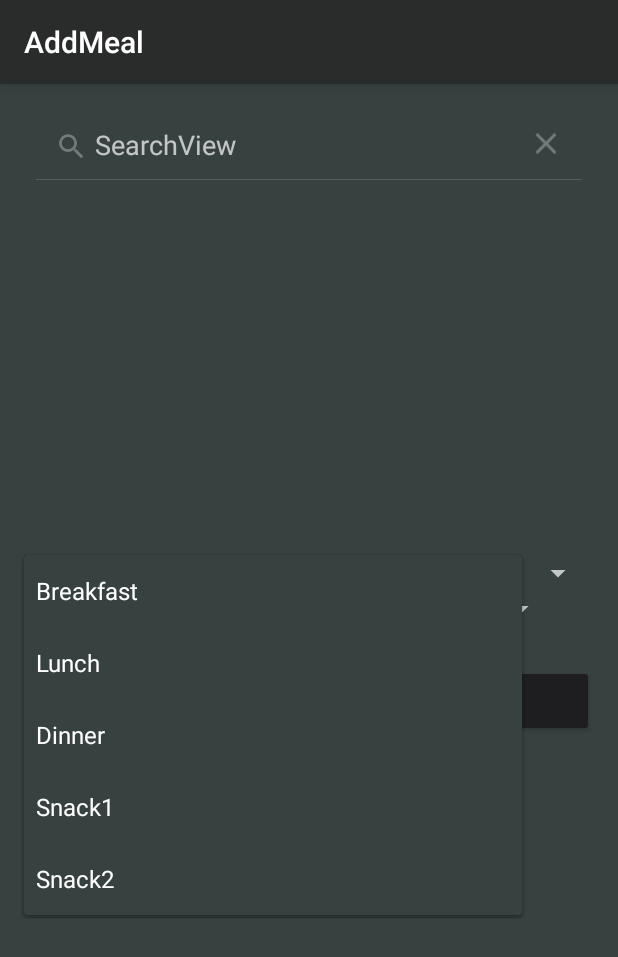
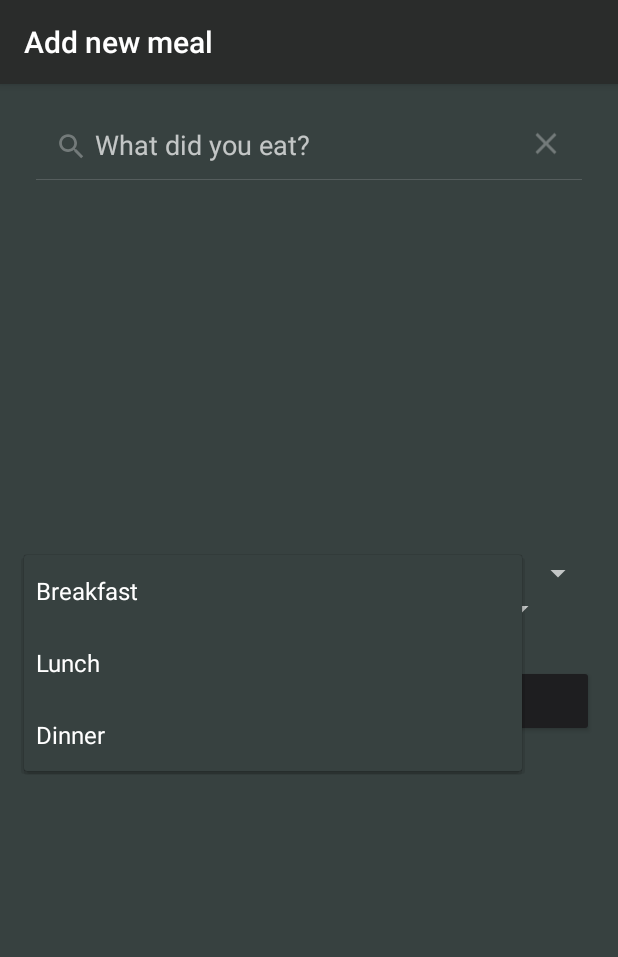
Before and after one commit to thevladeffect/fed, an Android app: the screen it shows after launch (AddMeal before the commit, AddMealActivity after it), after a tap on "Breakfast", on a phone screen of 412 x 824 dp. Shown: the top 957 px of the screen. Run offline under Robolectric (Android 15) with nearby library versions, the phone set to English and light mode, and no system bars; libraries missing offline, so code that uses them is left out: com.parse; 1 other tap on this screen came first.

Commit message:
Fixed issues, added comments, tied activities together

```diff
--- a/app/src/main/java/io/fed/mobile/fedio/AddMeal.java
+++ /dev/null
@@ -1,82 +0,0 @@
-package io.fed.mobile.fedio;
-
-
-import android.app.SearchManager;
-import android.content.Intent;
-import android.os.Bundle;
-import android.app.Activity;
-import android.view.Menu;
-import android.view.View;
-import android.app.ActionBar;
-import android.widget.AdapterView;
-import android.widget.SearchView.OnQueryTextListener;
-import android.widget.SearchView;
-import android.widget.Toast;
-
-import com.parse.ParseObject;
-import com.parse.ParseUser;
-
-public class AddMeal extends Activity {
-
-    private int id=0;
-    SearchView search;
-
-    @Override
-    protected void onCreate(Bundle savedInstanceState) {
-        super.onCreate(savedInstanceState);
-        setContentView(R.layout.activity_add_meal);
-
-        search=(SearchView) findViewById(R.id.searchView1);
-        search.setQueryHint("SearchView");
-
-        //*** setOnQueryTextFocusChangeListener ***
-        search.setOnQueryTextFocusChangeListener(new View.OnFocusChangeListener() {
-
-            @Override
-            public void onFocusChange(View v, boolean hasFocus) {
-                // TODO Auto-generated method stub
-
-                Toast.makeText(getBaseContext(), String.valueOf(hasFocus),
-                        Toast.LENGTH_SHORT).show();
-            }
-        });
-
-        //*** setOnQueryTextListener ***
-        search.setOnQueryTextListener(new OnQueryTextListener() {
-
-            @Override
-            public boolean onQueryTextSubmit(String query) {
-                // TODO Auto-generated method stub
-
-                Toast.makeText(getBaseContext(), query,
-                        Toast.LENGTH_SHORT).show();
-
-                return false;
-            }
-
-            @Override
-            public boolean onQueryTextChange(String newText) {
-                // TODO Auto-generated method stub
-
-                Toast.makeText(getBaseContext(), newText, Toast.LENGTH_SHORT).show();
-                return false;
-            }
-        });
-    }
-
-
-
-    public void buttonOnClick(View v){
-        // adding data to custom parse table
-        //ParseObject userData = new ParseObject("UserData");
-       // userData.put("itemId",id);
-       // userData.put("itemName", );
-       // userData.put("createdBy", ParseUser.getCurrentUser().getUsername());
-        //id++;
-       // userData.saveInBackground();     // adding data to custom parse table
-
-    }
-
-
-
-}
--- /dev/null
+++ b/app/src/main/java/io/fed/mobile/fedio/AddMealActivity.java
@@ -0,0 +1,82 @@
+package io.fed.mobile.fedio;
+
+
+import android.app.SearchManager;
+import android.content.Intent;
+import android.os.Bundle;
+import android.app.Activity;
+import android.view.Menu;
+import android.view.View;
+import android.app.ActionBar;
+import android.widget.AdapterView;
+import android.widget.SearchView.OnQueryTextListener;
+import android.widget.SearchView;
+import android.widget.Toast;
+
+import com.parse.ParseObject;
+import com.parse.ParseUser;
+
+public class AddMealActivity extends Activity {
+
+    SearchView search;
+
+    @Override
+    protected void onCreate(Bundle savedInstanceState) {
+
+        super.onCreate(savedInstanceState);
+        setContentView(R.layout.activity_add_meal);
+
+        search = (SearchView) findViewById(R.id.searchView1);
+
+        search.setQueryHint("What did you eat?");
+
+//        search.setOnQueryTextFocusChangeListener(new View.OnFocusChangeListener() {
+//
+//            @Override
+//            public void onFocusChange(View v, boolean hasFocus) {
+//            // TODO --- nothing at this time
+////             Toast.makeText(getBaseContext(), String.valueOf(hasFocus),
+////             Toast.LENGTH_SHORT).show();
+//            }
+//        });
+
+        search.setOnQueryTextListener(new OnQueryTextListener() {
+
+            @Override
+            public boolean onQueryTextSubmit(String query) {
+                // TODO --- update results list with Entry ArrayList -> Food.getResults(query)
+
+
+
+//                Toast.makeText(getBaseContext(), query,
+//                        Toast.LENGTH_SHORT).show();
+                return false;
+            }
+
+            @Override
+            public boolean onQueryTextChange(String newText) {
+                // TODO --- nothing at this time
+//                Toast.makeText(getBaseContext(), newText, Toast.LENGTH_SHORT).show();
+                return false;
+            }
+        });
+    }
+
+
+
+    public void buttonOnClick(View v){
+
+        // TODO --- itemId cannot be class field, it needs to be unique across the COMPLETE data set: ex. md5 function on ( itemName + new Date() )
+
+        // adding data to custom parse table
+        // ParseObject userData = new ParseObject("UserData");
+        // userData.put("itemId", );
+        // userData.put("itemName", );
+        // userData.put("createdBy", ParseUser.getCurrentUser().getUsername());
+        // userData.saveInBackground();     // asynchronous adding of data to Parse UserData table
+
+    }
+
+
+
+}
--- a/app/src/main/java/io/fed/mobile/fedio/Food.java
+++ b/app/src/main/java/io/fed/mobile/fedio/Food.java
@@ -8,10 +8,7 @@ import java.util.ArrayList;
 public class Food {
 
     // will return a list of foods matching the @keyword parameter
-    public static ArrayList<String> getResults(String keyword){
-        // format of returned entries in the array list:
-        // NAME_OF_ENTRY***NO_OF_CALORIES_FOR_ONE_DOSE***QUANTITY_IN_ONE_DOSE
-        // string formatting will be done during use
+    public static ArrayList<Entry> getResults(String keyword){
         return null;
     }
 
--- a/app/src/main/res/layout/activity_add_meal.xml
+++ b/app/src/main/res/layout/activity_add_meal.xml
@@ -5,7 +5,7 @@
     android:paddingRight="@dimen/activity_horizontal_margin"
     android:paddingTop="@dimen/activity_vertical_margin"
     android:paddingBottom="@dimen/activity_vertical_margin"
-    tools:context="io.fed.mobile.fedio.AddMeal">
+    tools:context="io.fed.mobile.fedio.AddMealActivity">
 
     <LinearLayout
         android:orientation="vertical"
@@ -19,7 +19,7 @@
             android:id="@+id/searchView1"
             android:layout_alignParentLeft="true"
             android:layout_alignParentTop="true"
-            android:queryHint="Search.." />
+            android:queryHint="Search..." />
         <ListView
             android:layout_width="match_parent"
             android:layout_height="250dp"
--- a/app/src/main/res/layout/activity_main.xml
+++ b/app/src/main/res/layout/activity_main.xml
@@ -15,6 +15,7 @@
         >
 
         <ListView
+            android:id="@android:id/list"
             android:layout_width="match_parent"
             android:layout_height="wrap_content" >
         </ListView>
--- a/app/src/main/res/values/strings.xml
+++ b/app/src/main/res/values/strings.xml
@@ -6,14 +6,12 @@
 
     <string name="twitter_consumer_key">RaFsIE4LYfLNkOLpygISJZOoy</string>
     <string name="twitter_consumer_secret">UO3qtjGuy4Ps8Z97z5dXoVnjMX8ALM83xlcNEjtcVFJeLx3IW2</string>
-    <string name="title_activity_add_meal">AddMeal</string>
+    <string name="title_activity_add_meal">Add new meal</string>
 
     <string-array name="mealtime">
         <item>Breakfast</item>
         <item>Lunch</item>
         <item>Dinner</item>
-        <item>Snack1</item>
-        <item>Snack2</item>
     </string-array>
 
     <string-array name="unitofmeasure">
@@ -21,5 +19,5 @@
         <item>Grams</item>
         <item>Milliliters</item>
     </string-array>
-    <string name="title_activity_search">SearchActivity</string>
+
 </resources>
```
Also changed, not shown: app/src/main/AndroidManifest.xml (+2 -6 lines), app/src/main/java/io/fed/mobile/fedio/Entry.java (+8 -2 lines), app/src/main/java/io/fed/mobile/fedio/MainActivity.java (+22 -16 lines), app/src/main/java/io/fed/mobile/fedio/SearchActivity.java (deleted, +0 -42 lines), app/src/main/res/layout/activity_search.xml (deleted, +0 -14 lines), 1 other file.
